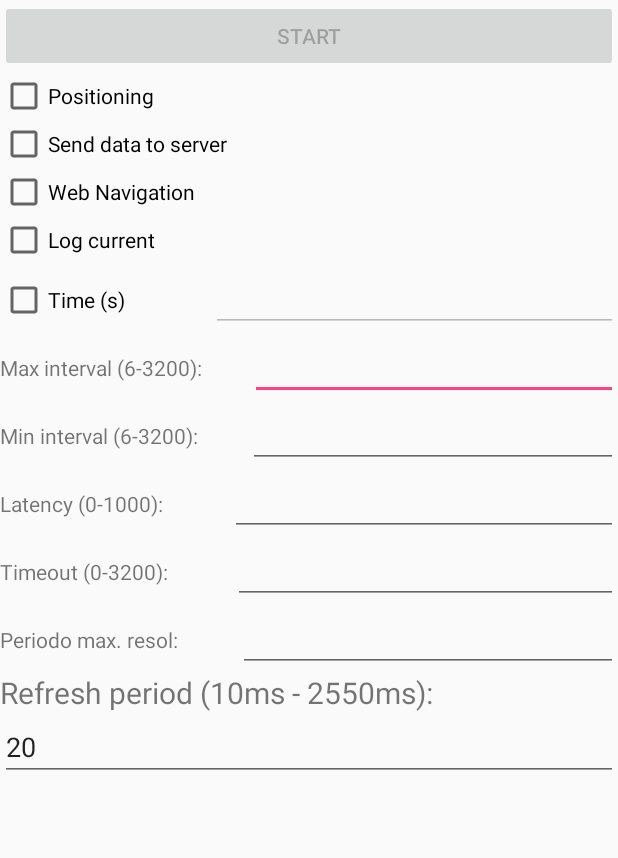
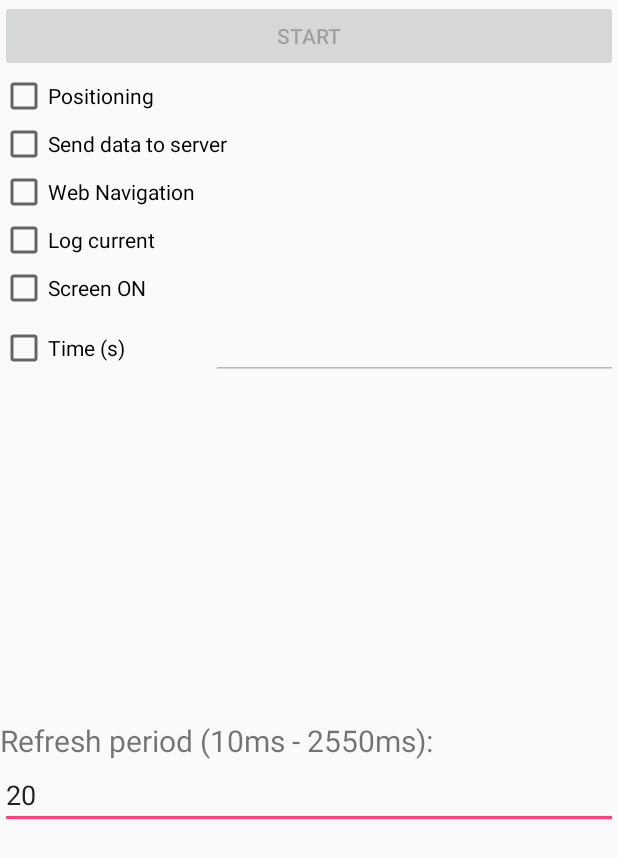
Before and after one commit to Equinoxe-fgc/BluetoothLE, an Android app: the Conexion screen opened directly, with no data from a screen before it, on a phone screen of 412 x 824 dp. Shown: the top 858 px of the screen. Run offline under Robolectric (Android 15) with nearby library versions, the phone set to English and light mode, and no system bars; libraries missing offline, so code that uses them is left out: no.nordicsemi.android; 3 statements that could not run were skipped.

Commit message:
21/11/2019 - Añadida la opción de dejar la pantalla encendida al mínimo

```diff
--- a/app/src/main/java/com/equinoxe/bluetoothle/Conexion.java
+++ b/app/src/main/java/com/equinoxe/bluetoothle/Conexion.java
@@ -52,6 +52,7 @@ public class Conexion extends AppCompatActivity {
     private CheckBox chkSendServer;
     private CheckBox chkTiempo;
     private CheckBox chkLogCurrent;
+    private CheckBox chkScreenOn;
     private TextView txtTiempo, txtMaxInterval, txtMinInterval, txtLatency, txtTimeout, txtPeriodoMaxRes;
     private CheckBox chkWebNavigation;
     private RecyclerView recyclerViewSensores;
@@ -73,6 +74,7 @@ public class Conexion extends AppCompatActivity {
         chkTiempo = findViewById(R.id.chkTiempo);
         txtTiempo = findViewById(R.id.txtTiempo);
         chkWebNavigation = findViewById(R.id.chkWebNavigation);
+        chkScreenOn = findViewById(R.id.chkScreenOn);
 
         chkLogCurrent = findViewById(R.id.chkLogConsumoCorriente);
 
@@ -280,6 +282,8 @@ public class Conexion extends AppCompatActivity {
         intent.putExtra("SendServer", chkSendServer.isChecked());
         intent.putExtra("bTime",chkTiempo.isChecked());
         intent.putExtra("WebNavigation", chkWebNavigation.isChecked());
+        intent.putExtra("screenON", chkScreenOn.isChecked());
+
         if (!chkTiempo.isChecked())
             txtTiempo.setText("0");
         long lTime = 1000*Integer.valueOf(txtTiempo.getText().toString());
--- a/app/src/main/java/com/equinoxe/bluetoothle/Datos.java
+++ b/app/src/main/java/com/equinoxe/bluetoothle/Datos.java
@@ -58,6 +58,7 @@ public class Datos extends AppCompatActivity {
     boolean bLocation;
     boolean bSendServer;
     boolean bWebNavigation;
+    boolean bScreenON;
 
     boolean bLogCurrent;
 
@@ -135,12 +136,13 @@ public class Datos extends AppCompatActivity {
         iLatency = extras.getInt("Latency", 0);
         iTimeout = extras.getInt("Timeout", 0);
         iPeriodoMaxRes = extras.getInt("PeriodoMaxRes", 0);
+        bScreenON = extras.getBoolean("screenON", false);
 
-        if (bSendServer || bWebNavigation) {
+        if (bScreenON || bSendServer || bWebNavigation) {
             Window window = getWindow();
             window.addFlags(WindowManager.LayoutParams.FLAG_KEEP_SCREEN_ON);
 
-            if (bSendServer) {
+            if (bScreenON || bSendServer) {
                 WindowManager.LayoutParams layoutParams = window.getAttributes();
                 layoutParams.screenBrightness = 1f / 255f;
                 window.setAttributes(layoutParams);
--- a/app/src/main/res/layout/activity_conexion.xml
+++ b/app/src/main/res/layout/activity_conexion.xml
@@ -44,6 +44,12 @@
         android:layout_height="wrap_content"
         android:text="@string/log_consumo_corriente" />
 
+    <CheckBox
+        android:id="@+id/chkScreenOn"
+        android:layout_width="match_parent"
+        android:layout_height="wrap_content"
+        android:text="@string/screenON" />
+
     <LinearLayout
         android:layout_width="match_parent"
         android:layout_height="wrap_content"
@@ -69,7 +75,8 @@
     <LinearLayout
         android:layout_width="match_parent"
         android:layout_height="wrap_content"
-        android:orientation="horizontal">
+        android:orientation="horizontal"
+        android:visibility="invisible">
 
         <TextView
             android:id="@+id/textView2"
@@ -90,7 +97,8 @@
     <LinearLayout
         android:layout_width="match_parent"
         android:layout_height="wrap_content"
-        android:orientation="horizontal">
+        android:orientation="horizontal"
+        android:visibility="invisible">
 
         <TextView
             android:id="@+id/editText"
@@ -111,7 +119,8 @@
     <LinearLayout
         android:layout_width="match_parent"
         android:layout_height="wrap_content"
-        android:orientation="horizontal">
+        android:orientation="horizontal"
+        android:visibility="invisible">
 
         <TextView
             android:id="@+id/textView4"
@@ -132,7 +141,8 @@
     <LinearLayout
         android:layout_width="match_parent"
         android:layout_height="wrap_content"
-        android:orientation="horizontal">
+        android:orientation="horizontal"
+        android:visibility="invisible">
 
         <TextView
             android:id="@+id/textView5"
@@ -153,7 +163,8 @@
     <LinearLayout
         android:layout_width="match_parent"
         android:layout_height="wrap_content"
-        android:orientation="horizontal">
+        android:orientation="horizontal"
+        android:visibility="invisible">
 
         <TextView
             android:id="@+id/textView6"
--- a/app/src/main/res/values/strings.xml
+++ b/app/src/main/res/values/strings.xml
@@ -39,7 +39,7 @@
     <string name="LOCATION_DISABLED">Location is disabled. Enable GPS and WiFi (or data)</string>
     <string name="LOCATION_FAILED">Location failed. Enable GPS and WiFi (or data)</string>
     <string name="EnvioAservidor">Send data to server</string>
-    <string name="CompileDate">Version: 15/11/2019</string>
+    <string name="CompileDate">Version: 21/11/2019</string>
     <string name="channel_name">CANAL_NOTIFICACION</string>
     <string name="channel_description">Channel for notifications</string>
     <string name="Tiempo">Time (s)</string>
@@ -50,4 +50,5 @@
     <string name="ERROR_LATENCY">Latency parameter out of range</string>
     <string name="ERROR_TIMEOUT">Timeout parameter out of range</string>
     <string name="log_consumo_corriente">Log current</string>
+    <string name="screenON">Screen ON</string>
 </resources>
```
Also changed, not shown: 1 other file.
